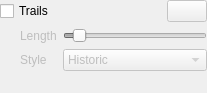
Above: gui/FeatureOptions.ui from Kitware/TeleSculptor before the change. Below: the same form after it.
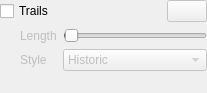
That is the form after the change. Custom widgets are drawn as their Qt base class.

Commit message: Increased max track length in slider to 200 from 16 frames.

```diff
--- a/gui/FeatureOptions.ui
+++ b/gui/FeatureOptions.ui
@@ -80,7 +80,7 @@
          <number>1</number>
         </property>
         <property name="maximum">
-         <number>16</number>
+         <number>200</number>
         </property>
         <property name="pageStep">
          <number>4</number>
```
